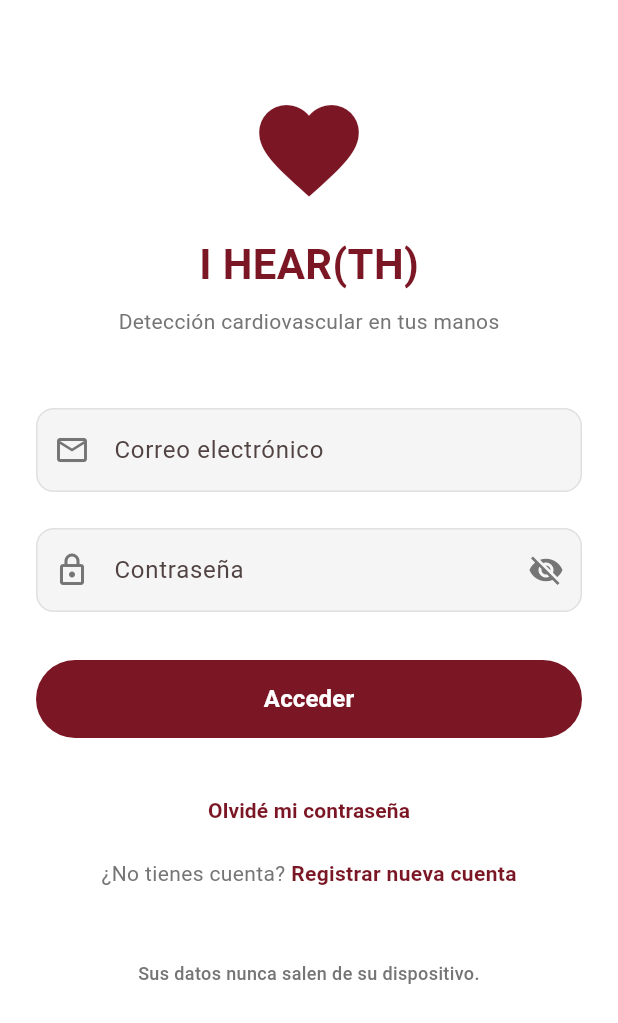
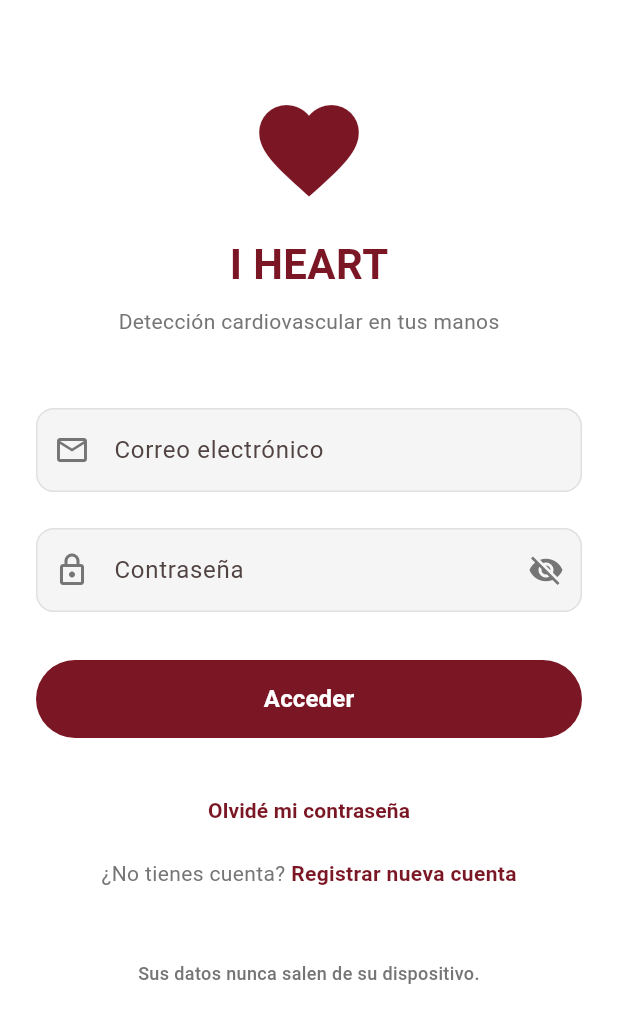
Before and after one commit to mrh-2003/iheart, a Flutter app: the screen it shows after launch, on a phone screen of 412 x 824 dp. Shown: the top 1023 px of the screen. Run offline on Flutter 3.47's test engine with Material 3 defaults, Android fonts, the phone set to English and light mode, and no system bars; our stand-ins replace file_picker, fl_chart, flutter_secure_storage, go_router, permission_handler, sqflite; missing offline and left inert: health, tflite_flutter; accounts and stored records are empty.

```diff
--- a/lib/pantallas/auth/pantalla_login.dart
+++ b/lib/pantallas/auth/pantalla_login.dart
@@ -34,7 +34,7 @@ class _PantallaLoginState extends State<PantallaLogin> {
     try {
       await estado.iniciarSesion(_controladorCorreo.text, _controladorContrasena.text);
       if (mounted) {
-        context.mostrarMensajeExito('Bienvenido a I HEAR(TH)');
+        context.mostrarMensajeExito('Bienvenido a I HEART');
         context.go('/inicio');
       }
     } catch (e) {
@@ -66,7 +66,7 @@ class _PantallaLoginState extends State<PantallaLogin> {
                 ),
                 const SizedBox(height: 16),
                 const Text(
-                  'I HEAR(TH)',
+                  'I HEART',
                   style: TextStyle(
                     fontSize: 28,
                     fontWeight: FontWeight.bold,
--- a/lib/pantallas/inicio/pantalla_inicio.dart
+++ b/lib/pantallas/inicio/pantalla_inicio.dart
@@ -58,7 +58,7 @@ class _PantallaInicioState extends State<PantallaInicio> {
   String _obtenerTituloTab(int indice) {
     switch (indice) {
       case 0:
-        return 'I HEAR(TH)';
+        return 'I HEART';
       case 1:
         return 'Evaluar Salud';
       case 2:
@@ -68,7 +68,7 @@ class _PantallaInicioState extends State<PantallaInicio> {
       case 4:
         return 'Ajustes';
       default:
-        return 'I HEAR(TH)';
+        return 'I HEART';
     }
   }
 
```
Also changed, not shown: 2 other files.
